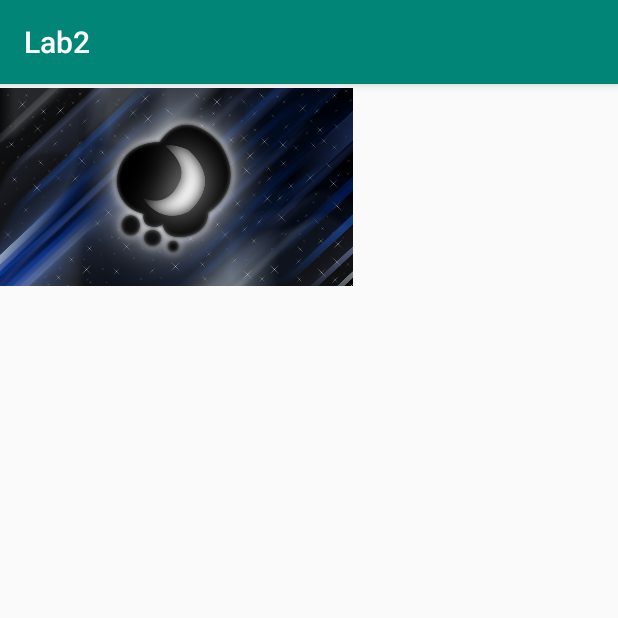
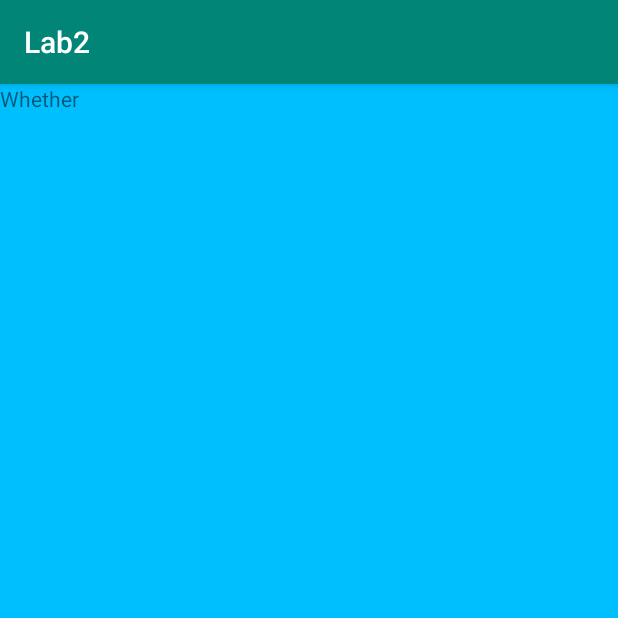
Before and after one commit to Crazy2295/Lab2, an Android app: the screen it shows after launch (Main2Activity before the commit, Main3Activity after it), after a tap on "LOG IN", on a phone screen of 412 x 824 dp, the top half of it. Run offline under Robolectric (Android 15) with nearby library versions, the phone set to English and light mode, and no system bars.

Commit message:
lab2 completed

```diff
--- a/app/build.gradle
+++ b/app/build.gradle
@@ -23,6 +23,7 @@ dependencies {
     implementation 'com.android.support:appcompat-v7:28.0.0'
     implementation 'com.android.support:design:28.0.0'
     implementation 'com.android.support.constraint:constraint-layout:1.1.3'
+    implementation 'com.android.support:support-v4:28.0.0'
     testImplementation 'junit:junit:4.12'
     androidTestImplementation 'com.android.support.test:runner:1.0.2'
     androidTestImplementation 'com.android.support.test.espresso:espresso-core:3.0.2'
--- a/app/src/main/AndroidManifest.xml
+++ b/app/src/main/AndroidManifest.xml
@@ -9,6 +9,7 @@
         android:roundIcon="@mipmap/ic_launcher_round"
         android:supportsRtl="true"
         android:theme="@style/AppTheme">
+        <activity android:name=".Main3Activity"></activity>
         <activity android:name=".MainActivity">
             <intent-filter>
                 <action android:name="android.intent.action.MAIN" />
@@ -16,7 +17,7 @@
                 <category android:name="android.intent.category.LAUNCHER" />
             </intent-filter>
         </activity>
-        <activity android:name=".Main2Activity"></activity>
+        <activity android:name=".Main2Activity" />
     </application>
 
 </manifest>
--- /dev/null
+++ b/app/src/main/java/com/example/crazy/lab2/BlankFragment.java
@@ -0,0 +1,16 @@
+package com.example.crazy.lab2;
+
+import android.os.Bundle;
+import android.support.v4.app.Fragment;
+import android.view.LayoutInflater;
+import android.view.View;
+import android.view.ViewGroup;
+import android.widget.TextView;
+
+public class BlankFragment extends Fragment {
+    @Override
+    public View onCreateView(LayoutInflater inflater, ViewGroup container, Bundle savedInstanceState) {
+        View view = inflater.inflate(R.layout.fragment_blank, container, false);
+        return view;
+    }
+}
--- /dev/null
+++ b/app/src/main/java/com/example/crazy/lab2/Main3Activity.java
@@ -0,0 +1,86 @@
+package com.example.crazy.lab2;
+
+import android.app.FragmentManager;
+import android.content.Intent;
+import android.support.design.widget.NavigationView;
+import android.support.v4.app.Fragment;
+import android.support.v4.app.FragmentTransaction;
+import android.support.v4.widget.DrawerLayout;
+import android.support.v7.app.AppCompatActivity;
+import android.os.Bundle;
+import android.view.MenuItem;
+import android.widget.FrameLayout;
+
+public class Main3Activity extends AppCompatActivity {
+    private DrawerLayout mDrawerLayout;
+
+
+    @Override
+    protected void onCreate(Bundle savedInstanceState) {
+        super.onCreate(savedInstanceState);
+        setContentView(R.layout.activity_main3);
+
+        Intent intent = getIntent();
+
+        String type = intent.getStringExtra("type");
+
+        FragmentTransaction ft = getSupportFragmentManager().beginTransaction();
+
+        switch (type) {
+            case "0":
+                ft.replace(R.id.your_placeholder, new SecondFragment());
+                break;
+            case "1":
+                ft.replace(R.id.your_placeholder, new FirstFragment());
+                break;
+            case "2":
+                ft.replace(R.id.your_placeholder, new BlankFragment());
+                break;
+            case "3":
+                ft.replace(R.id.your_placeholder, new ThirdFragment());
+                break;
+            default:
+                ft.replace(R.id.your_placeholder, new BlankFragment());
+                break;
+
+        }
+
+        ft.commit();
+
+
+        mDrawerLayout = findViewById(R.id.my_drawer_layout);
+        NavigationView navigationView = findViewById(R.id.nav_view);
+        navigationView.setNavigationItemSelectedListener(
+                new NavigationView.OnNavigationItemSelectedListener() {
+                    @Override
+                    public boolean onNavigationItemSelected(MenuItem menuItem) {
+                        switch(menuItem.getItemId()) {
+                            case R.id.choose_city:
+                                Intent intent = new Intent(Main3Activity.this, Main3Activity.class);
+                                intent.putExtra("type", "0");
+                                startActivity(intent);
+                                break;
+                            case R.id.saved_city:
+                                Intent intent1 = new Intent(Main3Activity.this, Main3Activity.class);
+                                intent1.putExtra("type", "1");
+                                startActivity(intent1);
+                                break;
+                            case R.id.whether:
+                                Intent intent2 = new Intent(Main3Activity.this, Main3Activity.class);
+                                intent2.putExtra("type", "2");
+                                startActivity(intent2);
+                                break;
+                            case R.id.author:
+                                Intent intent3 = new Intent(Main3Activity.this, Main3Activity.class);
+                                intent3.putExtra("type", "3");
+                                startActivity(intent3);
+                                break;
+                        }
+                        menuItem.setChecked(true);
+                        mDrawerLayout.closeDrawers();
+
+                        return true;
+                    }
+                });
+    }
+}
--- a/app/src/main/java/com/example/crazy/lab2/MainActivity.java
+++ b/app/src/main/java/com/example/crazy/lab2/MainActivity.java
@@ -14,7 +14,6 @@ import android.view.MenuItem;
 public class MainActivity extends AppCompatActivity {
 
     EditText iLogin;
-    private DrawerLayout mDrawerLayout;
 
     @Override
     protected void onCreate(Bundle savedInstanceState) {
@@ -22,26 +21,13 @@ public class MainActivity extends AppCompatActivity {
         setContentView(R.layout.activity_main);
 
         iLogin = (EditText) findViewById(R.id.editLogin);
-
-        mDrawerLayout = findViewById(R.id.my_drawer_layout);
-        NavigationView navigationView = findViewById(R.id.nav_view);
-        navigationView.setNavigationItemSelectedListener(
-                new NavigationView.OnNavigationItemSelectedListener() {
-                    @Override
-                    public boolean onNavigationItemSelected(MenuItem menuItem) {
-                        menuItem.setChecked(true);
-                        mDrawerLayout.closeDrawers();
-
-                        return true;
-                    }
-                });
     }
 
 
 
     public void onMyButtonClick(View view) {
-        Intent intent = new Intent(this, Main2Activity.class);
-        intent.putExtra("iLogin", iLogin.getText().toString());
+        Intent intent = new Intent(this, Main3Activity.class);
+        intent.putExtra("type", "2");
         startActivity(intent);
     }
 }
--- /dev/null
+++ b/app/src/main/res/layout/activity_main3.xml
@@ -0,0 +1,30 @@
+<?xml version="1.0" encoding="utf-8"?>
+<android.support.v4.widget.DrawerLayout
+    xmlns:android="http://schemas.android.com/apk/res/android"
+    xmlns:app="http://schemas.android.com/apk/res-auto"
+    android:id="@+id/my_drawer_layout"
+    android:layout_width="match_parent"
+    android:layout_height="match_parent"
+    android:fitsSystemWindows="true">
+
+<LinearLayout
+    android:layout_width="fill_parent"
+    android:layout_height="fill_parent"
+    android:orientation="horizontal" >
+
+    <FrameLayout
+        android:id="@+id/your_placeholder"
+        android:layout_width="match_parent"
+        android:layout_height="match_parent">
+    </FrameLayout>
+
+</LinearLayout>
+
+    <android.support.design.widget.NavigationView
+        android:id="@+id/nav_view"
+        android:layout_width="wrap_content"
+        android:layout_height="match_parent"
+        android:layout_gravity="start"
+        android:fitsSystemWindows="true"
+        app:menu="@menu/main_menu"/>
+</android.support.v4.widget.DrawerLayout>
--- /dev/null
+++ b/app/src/main/res/layout/fragment_blank.xml
@@ -0,0 +1,15 @@
+<?xml version="1.0" encoding="utf-8"?>
+<FrameLayout xmlns:android="http://schemas.android.com/apk/res/android"
+    xmlns:tools="http://schemas.android.com/tools"
+    android:layout_width="match_parent"
+    android:layout_height="match_parent"
+    tools:context=".BlankFragment"
+    android:background="#00BFFF" >
+
+    <!-- TODO: Update blank fragment layout -->
+    <TextView
+        android:layout_width="match_parent"
+        android:layout_height="match_parent"
+        android:text="Whether" />
+
+</FrameLayout>
--- a/app/src/main/res/menu/main_menu.xml
+++ b/app/src/main/res/menu/main_menu.xml
@@ -2,7 +2,22 @@
 <menu xmlns:android="http://schemas.android.com/apk/res/android">
     <group android:checkableBehavior="single">
         <item
-            android:id="@+id/action_settings"
-            android:title="Настройки" />
+            android:id="@+id/choose_city"
+            android:title="Выбрать город" />
+    </group>
+    <group android:checkableBehavior="single">
+        <item
+            android:id="@+id/saved_city"
+            android:title="Сохраненные города" />
+    </group>
+    <group android:checkableBehavior="single">
+        <item
+            android:id="@+id/whether"
+            android:title="Погода в выбранном городе" />
+    </group>
+    <group android:checkableBehavior="single">
+        <item
+            android:id="@+id/author"
+            android:title="Об авторе" />
     </group>
 </menu>
--- a/app/src/main/res/values/strings.xml
+++ b/app/src/main/res/values/strings.xml
@@ -1,3 +1,6 @@
 <resources>
     <string name="app_name">Lab2</string>
+
+    <!-- TODO: Remove or change this placeholder text -->
+    <string name="hello_blank_fragment">Hello blank fragment</string>
 </resources>
```
Also changed, not shown: app/src/main/java/com/example/crazy/lab2/FirstFragment.java (added, +16 -0 lines), app/src/main/java/com/example/crazy/lab2/Main2Activity.java (+57 -0 lines), app/src/main/java/com/example/crazy/lab2/SecondFragment.java (added, +16 -0 lines), app/src/main/java/com/example/crazy/lab2/ThirdFragment.java (added, +16 -0 lines), app/src/main/res/layout-land/activity_main2.xml (+17 -4 lines), app/src/main/res/layout/activity_main.xml (+1 -17 lines), app/src/main/res/layout/activity_main2.xml (+17 -1 lines), app/src/main/res/layout/fragment_first.xml (added, +15 -0 lines), app/src/main/res/layout/fragment_second.xml (added, +15 -0 lines), app/src/main/res/layout/fragment_third.xml (added, +15 -0 lines).
